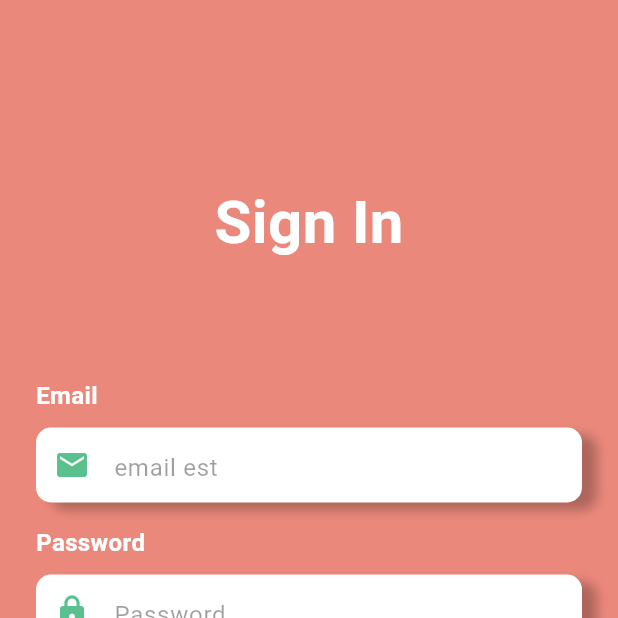
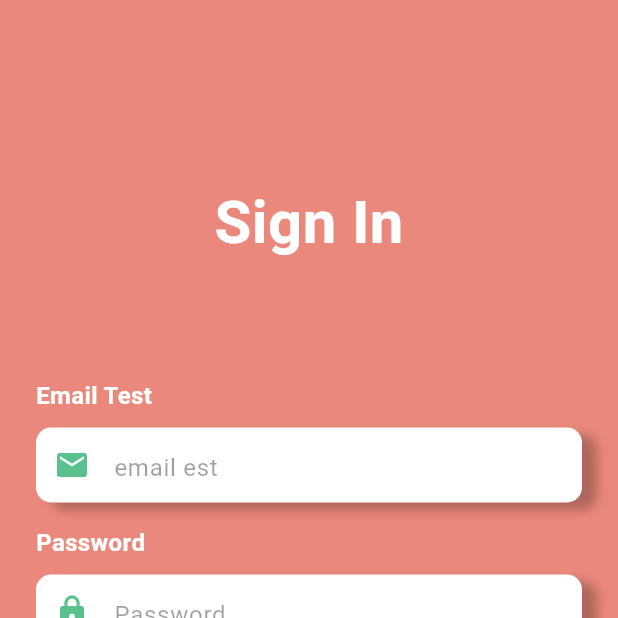
Before and after one commit to bugarin2/bugarin, a Flutter app: the screen it shows after launch, on a phone screen of 412 x 824 dp, the top half of it. Run offline on Flutter 3.47's test engine with Material 3 defaults, Android fonts, the phone set to English and light mode, and no system bars; our stand-ins replace google_fonts.

Commit message:
test commit ivan

```diff
--- a/lib/src/features/authentication/screens/sign_in_screen.dart
+++ b/lib/src/features/authentication/screens/sign_in_screen.dart
@@ -16,7 +16,7 @@ class _SignInScreenState extends State<SignInScreen> {
       crossAxisAlignment: CrossAxisAlignment.start,
       children: [
         const Text(
-          'Email',
+          'Email Test',
           style: TextStyle(
             color: Colors.white,
             fontSize: 16,
```
